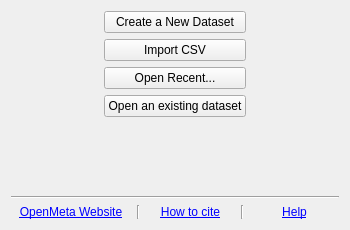
AliSalman-et-al/openmeta-analyst-community, file src/forms/welcome_page.ui: the form before one commit.
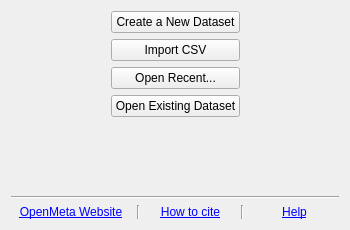
The form after the commit. Icons and pictures are not drawn.

The edit to the form file:
```diff
--- a/src/forms/welcome_page.ui
+++ b/src/forms/welcome_page.ui
@@ -88,7 +88,7 @@
        <item>
         <widget class="QPushButton" name="open_btn">
          <property name="text">
-          <string>Open an existing dataset</string>
+          <string>Open Existing Dataset</string>
          </property>
          <property name="icon">
           <iconset resource="../images/icons.qrc">
```
